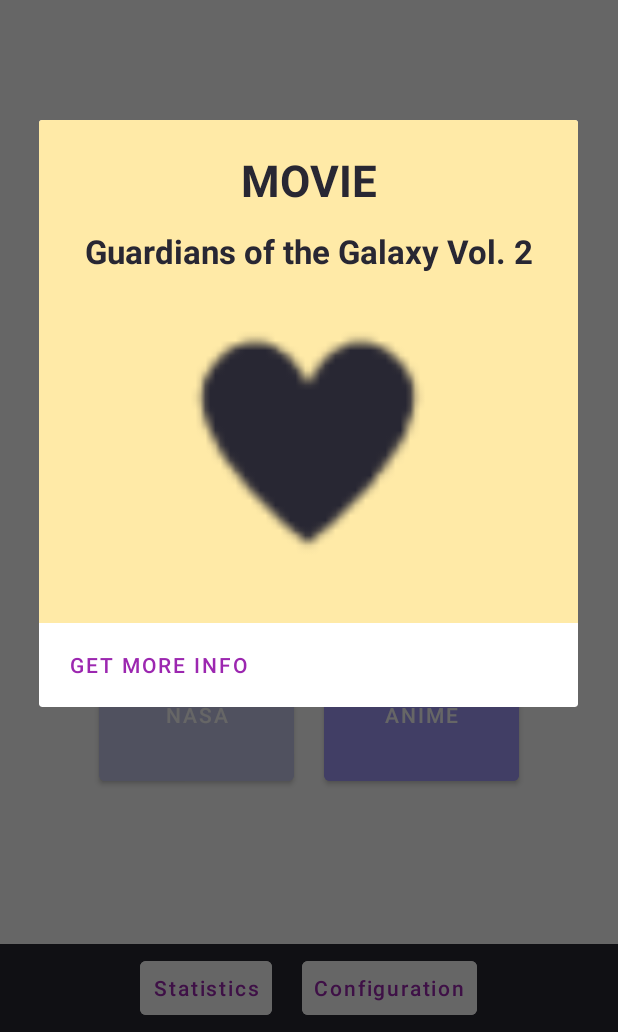
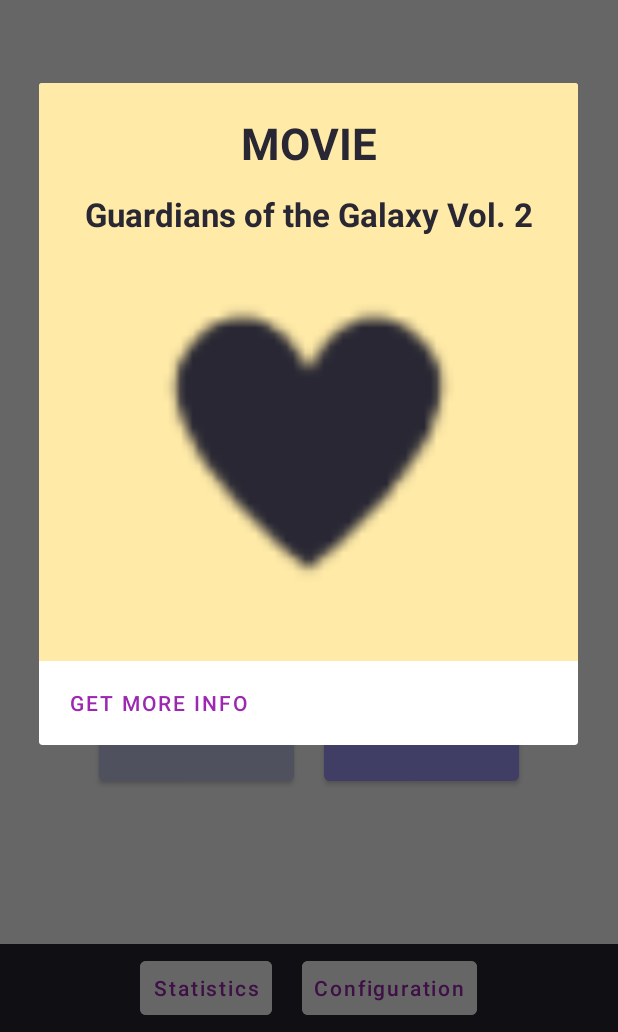
Before and after one commit to Xiumin-Lin/Random-Box, an Android app: the screen it shows after launch (MainActivity), after a tap on "MOVIE", on a phone screen of 412 x 824 dp, the part 204-1236 px from its top. Run offline under Robolectric (Android 15) with nearby library versions, the phone set to English and light mode, and no system bars; our stand-ins replace Firebase (no records; nobody signed in at launch, a user with empty details on screens opened directly), Picasso, Volley; pictures from the network do not load.

Commit message:
Set ListView + Astro Box

```diff
--- a/app/src/main/java/fr/iut/random_box/MainActivity.java
+++ b/app/src/main/java/fr/iut/random_box/MainActivity.java
@@ -12,24 +12,23 @@ import android.hardware.SensorEventListener;
 import android.hardware.SensorManager;
 import android.media.MediaPlayer;
 import android.os.Bundle;
-import android.text.TextUtils;
 import android.util.Log;
 import android.view.View;
 import android.widget.Button;
-import android.widget.ImageView;
 import android.widget.TextView;
 
 import com.android.volley.Request;
 import com.android.volley.RequestQueue;
 import com.android.volley.Response;
 import com.android.volley.VolleyError;
+import com.android.volley.toolbox.JsonArrayRequest;
 import com.android.volley.toolbox.JsonObjectRequest;
 import com.android.volley.toolbox.Volley;
 import com.google.firebase.database.DatabaseReference;
 import com.google.firebase.database.FirebaseDatabase;
 import com.google.firebase.database.ServerValue;
-import com.squareup.picasso.Picasso;
 
+import org.json.JSONArray;
 import org.json.JSONException;
 import org.json.JSONObject;
 
@@ -38,12 +37,13 @@ import java.util.Arrays;
 import java.util.Collections;
 
 public class MainActivity extends AppCompatActivity {
-    private DatabaseReference db;
+    private static final int NB_MAX_BOX = 6;
+    private final DatabaseReference DB_STATS = FirebaseDatabase.getInstance().getReference("stats");
+    private final ArrayList<String> NAME_BOX_LIST = new ArrayList<>(Arrays.asList("number","color","meal","movie","anime","astronomy"));
+    private final ArrayList<String> NO_INFO_BOX_LIST = new ArrayList<>(Arrays.asList("number","color"));
+    private final ArrayList<Integer> BOX_ID_LIST = new ArrayList<>(Arrays.asList(R.id.box_1,R.id.box_2,R.id.box_3,R.id.box_4,R.id.box_5,R.id.box_6));
+
     private MainActivity activity;
-    private static final int NB_MAX_BOX = 6;
-    private ArrayList<String> listBox = new ArrayList<>(Arrays.asList("number","meal","color","movie","anime","nasa"));;
-    private final ArrayList<Integer> boxIdList = new ArrayList<>(Arrays.asList(R.id.box_1,R.id.box_2,R.id.box_3,R.id.box_4,R.id.box_5,R.id.box_6));
-
     private SensorManager mSensorManager;
     private float mAccel; // acceleration apart from gravity
     private float mAccelCurrent; // current acceleration including gravity
@@ -55,11 +55,10 @@ public class MainActivity extends AppCompatActivity {
     protected void onCreate(Bundle savedInstanceState) {
         super.onCreate(savedInstanceState);
         setContentView(R.layout.activity_main);
-        this.db = FirebaseDatabase.getInstance().getReference();
         this.activity = this;
 
         this.mpRollDice = MediaPlayer.create(this, R.raw.roll_dice);
-        shuffleBox();
+        shuffleBox(); //displays the box randomly
 
         mSensorManager = (SensorManager) getSystemService(Context.SENSOR_SERVICE);
         mSensorManager.registerListener(mSensorListener, mSensorManager.getDefaultSensor(Sensor.TYPE_ACCELEROMETER), SensorManager.SENSOR_DELAY_NORMAL);
@@ -73,24 +72,20 @@ public class MainActivity extends AppCompatActivity {
      * @param view : the view that called the method
      */
     public void onClickBtnBox(View view){
-        String box_name = "";
-        if(boxIdList.size() == 0)
+        Button btn = (Button) view;
+        String box_name = btn.getText().toString();
+        Log.d("rb", "Open " + box_name + " box");
+        if(!NAME_BOX_LIST.contains(box_name)){
+            Log.d("rb", "Unknown box id");
             return;
-        for(int i = 0; i < boxIdList.size(); i++){
-            if(view.getId() == boxIdList.get(i)){
-                box_name += listBox.get(i); break;
-            }
-            if(i == boxIdList.size() - 1){
-                Log.d("rb", "Unknown box id"); return;
-            }
         }
 
         //increment stat of the selected box
-        db.child("stats").child("box").child(box_name).setValue(ServerValue.increment(1));
+        DB_STATS.child("box").child(box_name).setValue(ServerValue.increment(1));
 
         //create & set intent
         Intent infoActivity = new Intent(getApplicationContext(), InfoActivity.class);
-        infoActivity.putExtra("box_name", box_name);
+        infoActivity.putExtra("box_name", box_name); //TODO
 
         //create box popup builder
         AlertDialog.Builder builder = new AlertDialog.Builder(this); //activity
@@ -103,24 +98,27 @@ public class MainActivity extends AppCompatActivity {
         TextView title = popupView.findViewById(R.id.txtPopTitle);
         title.setText(box_name);
 
+        // Instantiate the RequestQueue.
+        RequestQueue queue = Volley.newRequestQueue(this);
+
         switch (box_name){
             case "number":
                 RandomBox.setPopupNumber(popupView); break;
             case "color":
                 RandomBox.setPopupColor(popupView); break;
             case "movie":
-                RandomBox.setPopupMovie(popupView); break;
+                JSONObject responseMovie = null; //TODO
+                RandomBox.setPopupMovie(popupView, responseMovie); break;
             case "meal":
                 String api_url ="https://www.themealdb.com/api/json/v1/1/random.php";
-                // Instantiate the RequestQueue.
-                RequestQueue queue = Volley.newRequestQueue(this);
                 JsonObjectRequest jsonObjectRequest = new JsonObjectRequest(Request.Method.POST, api_url, null, new Response.Listener<JSONObject>() {
                     @Override
                     public void onResponse(JSONObject response) {
                         try {
                             //Intent
                             infoActivity.putExtra("jsonResponse", response.getJSONArray("meals").getJSONObject(0).toString());
-                            RandomBox.setPopupMeal(popupView, response);
+                            Log.d("rb", response.getJSONArray("meals").getJSONObject(0).toString());
+                            RandomBox.setPopupMeal(popupView, response.getJSONArray("meals").getJSONObject(0));
                         } catch (JSONException e) {
                             title.setText("Error in loading Meal data");
                             Log.e("rb", "JSON Error : " +  e.getMessage());
@@ -134,10 +132,37 @@ public class MainActivity extends AppCompatActivity {
                 });
                 // Add the request to the RequestQueue.
                 queue.add(jsonObjectRequest); break;
-            case "anime": RandomBox.setPopupAnime(popupView); break;
-            case "nasa": RandomBox.setPopupNASA(popupView); break;
+            case "anime":
+                JSONObject response = null; //TODO
+                RandomBox.setPopupAnime(popupView, response); break;
+            case "astronomy":
+                String api_nasa_url ="https://api.nasa.gov/planetary/apod?api_key=Y9Sgb5jB9MEdU6PLamtugrPCJ53cMSlHd2bUmSl9&count=1";
+                JsonArrayRequest jsonNasaObjectRequest = new JsonArrayRequest(Request.Method.GET, api_nasa_url, null, new Response.Listener<JSONArray>() {
+                    @Override
+                    public void onResponse(JSONArray response) {
+                        try {
+                            //Intent
+                            infoActivity.putExtra("jsonResponse", response.getJSONObject(0).toString());
+                            Log.d("rb", "NASA = " + response.getJSONObject(0).toString());
+                            RandomBox.setPopupNASA(popupView, response.getJSONObject(0));
+                        } catch (JSONException e) {
+                            title.setText("Error in loading Meal data");
+                            Log.e("rb", "JSON Error : " +  e.getMessage());
+                        }
+
+                    }
+                }, new Response.ErrorListener() {
+                    @Override
+                    public void onErrorResponse(VolleyError error) {
+                        title.setText("That didn't work!");
+                        Log.d("rb", "Error NASA " + error.getMessage());
+                    }
+                });
+                // Add the request to the RequestQueue.
+                queue.add(jsonNasaObjectRequest); break;
         }
-        if(!box_name.equals("number") && !box_name.equals("color")){
+
+        if(!NO_INFO_BOX_LIST.contains(box_name)){
             builder.setNeutralButton("Get More Info", new DialogInterface.OnClickListener() {
                 @Override
                 public void onClick(DialogInterface dialog, int which) {
@@ -170,12 +195,12 @@ public class MainActivity extends AppCompatActivity {
 
         //
         Log.d("rb", "Shuffle All Box");
-        Collections.shuffle(listBox);
+        Collections.shuffle(NAME_BOX_LIST);
 
         Button btnBox;
         for(int i = 0; i < NB_MAX_BOX; i++){
-            btnBox = findViewById(boxIdList.get(i));
-            btnBox.setText(listBox.get(i));
+            btnBox = findViewById(BOX_ID_LIST.get(i));
+            btnBox.setText(NAME_BOX_LIST.get(i));
         }
     }
 
--- a/app/src/main/res/layout/popup.xml
+++ b/app/src/main/res/layout/popup.xml
@@ -54,21 +54,16 @@
 
     <TextView
         android:id="@+id/txtPopSubTitle"
-        android:layout_width="wrap_content"
-        android:layout_height="25sp"
-        android:layout_marginTop="10dp"
-        android:autoSizeTextType="uniform"
+        style="@style/simpleText"
         android:gravity="center"
         android:maxWidth="300dp"
         android:text="@string/content_subtitle"
-        android:textColor="@color/jaguar"
-        android:textSize="20sp"
         android:visibility="gone" />
 
     <ImageView
         android:id="@+id/imgPopContent"
         android:layout_width="wrap_content"
-        android:layout_height="200dp"
+        android:layout_height="250dp"
         android:layout_marginTop="10dp"
         android:contentDescription="@string/content_img"
         android:scaleType="fitXY"
@@ -77,15 +72,20 @@
 
     <TextView
         android:id="@+id/txtPopContentInfo1"
-        android:layout_width="wrap_content"
-        android:layout_height="25sp"
+        style="@style/simpleText"
         android:layout_marginTop="10dp"
-        android:autoSizeTextType="uniform"
         android:gravity="center"
         android:maxWidth="300dp"
-        android:text="@string/content_subtitle"
-        android:textColor="@color/jaguar"
-        android:textSize="20sp"
+        android:text="@string/content_txt"
+        android:visibility="gone" />
+
+    <TextView
+        android:id="@+id/txtPopContentInfo2"
+        style="@style/simpleText"
+        android:layout_marginTop="10dp"
+        android:gravity="center"
+        android:maxWidth="300dp"
+        android:text="@string/content_txt"
         android:visibility="gone" />
 
     <ScrollView
--- /dev/null
+++ b/app/src/main/res/values/styles.xml
@@ -0,0 +1,10 @@
+<?xml version="1.0" encoding="utf-8"?>
+<resources>
+    <style name="simpleText">
+        <item name="android:layout_width">wrap_content</item>
+        <item name="android:layout_height">25sp</item>
+        <item name="autoSizeTextType">uniform</item>
+        <item name="android:textSize">20sp</item>
+        <item name="android:textColor">@color/jaguar</item>
+    </style>
+</resources>
```
Also changed, not shown: app/src/main/java/fr/iut/random_box/BoxInfoItemAdapter.java (added, +49 -0 lines), app/src/main/java/fr/iut/random_box/InfoActivity.java (+17 -27 lines), app/src/main/java/fr/iut/random_box/RandomBox.java (+22 -22 lines), app/src/main/res/layout/activity_info.xml (+6 -20 lines), app/src/main/res/layout/item_adapter.xml (added, +20 -0 lines), app/src/main/res/values/strings.xml (+4 -15 lines).
